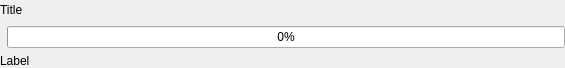
Qt form src/plugins/core_plugin/progress_system/progress_item_widget.ui (cemc-oper/nwpc-monitor-app) before a commit.
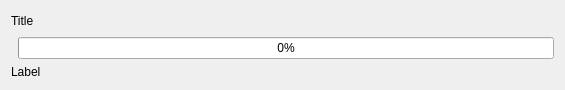
The same form after that commit. Icons and pictures are not drawn.

Commit message:
Add progress bar in mainwindow's status bar.
在状态栏中添加进度条。有任务时显示，无任务时隐藏。

```diff
--- a/src/plugins/core_plugin/progress_system/progress_item_widget.ui
+++ b/src/plugins/core_plugin/progress_system/progress_item_widget.ui
@@ -7,25 +7,13 @@
     <x>0</x>
     <y>0</y>
     <width>565</width>
-    <height>68</height>
+    <height>90</height>
    </rect>
   </property>
   <property name="windowTitle">
    <string>Progress</string>
   </property>
   <layout class="QGridLayout" name="gridLayout">
-   <property name="leftMargin">
-    <number>0</number>
-   </property>
-   <property name="topMargin">
-    <number>0</number>
-   </property>
-   <property name="rightMargin">
-    <number>0</number>
-   </property>
-   <property name="bottomMargin">
-    <number>0</number>
-   </property>
    <item row="0" column="0">
     <layout class="QHBoxLayout" name="title_layout">
      <property name="spacing">
```
The commit also changes 17 other files.
